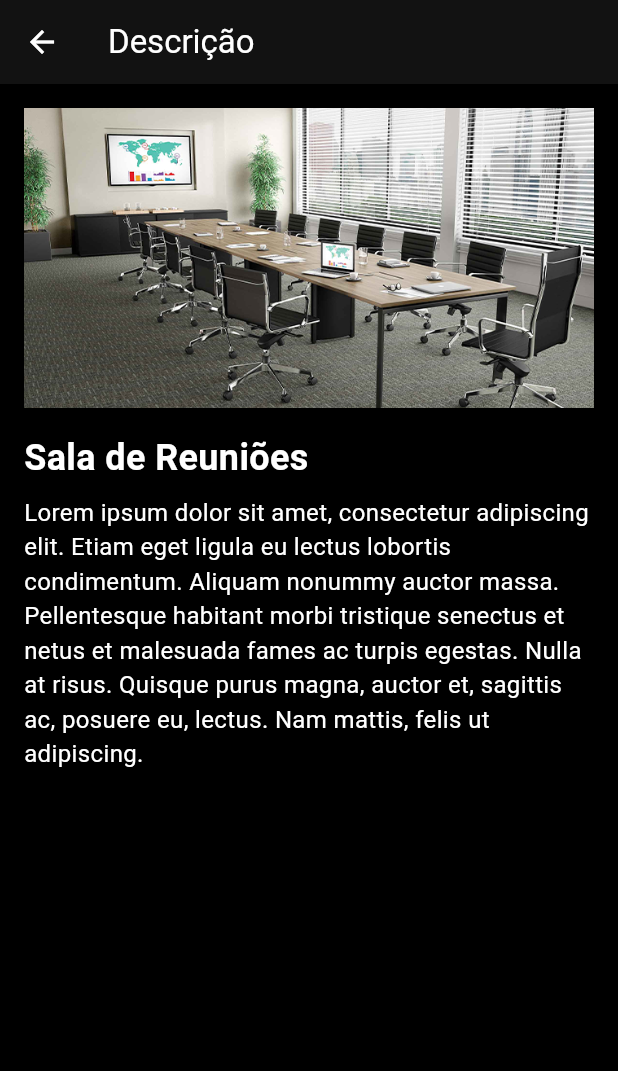
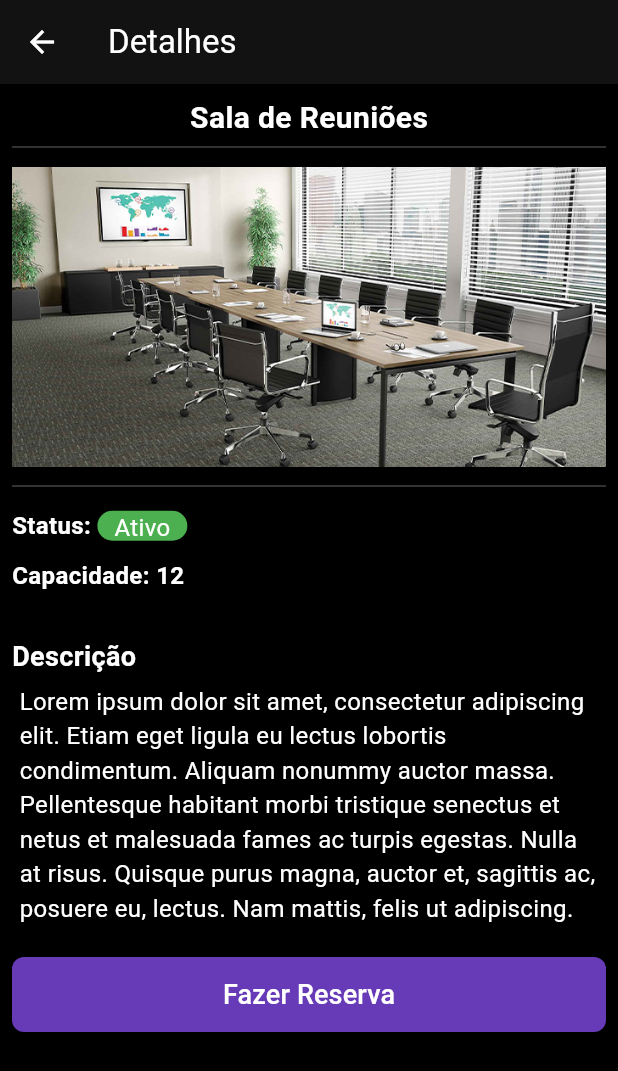
Before and after one commit to CarlosDVSS/Locate_app, a Flutter app: the screen it shows after launch, after a tap on "Sala de Reuniões", on a phone screen of 412 x 824 dp. Shown: the top 1071 px of the screen. Run offline on Flutter 3.47's test engine with Material 3 defaults, Android fonts, the light colour scheme and no system bars; our stand-ins replace firebase_auth, firebase_core, flutter_riverpod, google_sign_in; accounts and stored records are empty.

Commit message:
Add tela de detalhes e reserva

```diff
--- a/lib/screens/space_description_screen.dart
+++ b/lib/screens/space_description_screen.dart
@@ -1,47 +1,119 @@
 import 'package:flutter/material.dart';
+import 'package:locate_app/screens/booking_screen.dart';
 
 class SpaceDescription extends StatelessWidget {
   final String name;
   final String description;
   final String imageUri;
+  final int capacity;
+  final bool active;
 
   const SpaceDescription({
     super.key,
     required this.name,
     required this.description,
     required this.imageUri,
+    required this.capacity,
+    required this.active,
   });
 
   @override
   Widget build(BuildContext context) {
     return Scaffold(
       appBar: AppBar(
-        title: const Text('Descrição'),
+        title: const Text('Detalhes'),
       ),
       body: SingleChildScrollView(
         child: Padding(
-          padding: const EdgeInsets.all(16),
+          padding: const EdgeInsets.all(8),
           child: Column(
             crossAxisAlignment: CrossAxisAlignment.start,
             children: [
+              Center(
+                child: Text(
+                  name,
+                  style: const TextStyle(
+                    fontSize: 20,
+                    fontWeight: FontWeight.bold,
+                  ),
+                ),
+              ),
+
+              Divider(height: 10, color: Colors.grey[800]),
+              const SizedBox(height: 8),
+
               Image.asset(
                 imageUri,
                 width: double.infinity,
                 height: 200,
                 fit: BoxFit.cover,
               ),
-              const SizedBox(height: 16),
-              Text(
-                name,
-                style: const TextStyle(
-                  fontSize: 24,
-                  fontWeight: FontWeight.bold,
+
+              const SizedBox(height: 8),
+              Divider(height: 10, color: Colors.grey[800],),
+
+              Padding(
+                padding: const EdgeInsets.symmetric(vertical: 10),
+                child: Row(
+                  children: [
+                    const Text(
+                      'Status: ',
+                      style: TextStyle(fontSize: 16, fontWeight: FontWeight.bold),
+                    ),
+                    Container(
+                      height: 20,
+                      width: 60,
+                      decoration: BoxDecoration(
+                        borderRadius: BorderRadius.circular(10),
+                        color: active ? Colors.green : Colors.red
+                      ),
+                      child: Center(
+                        child: Text(
+                          active ? 'Ativo' : 'Inativo'
+                        ),
+                      ),
+                    ),
+                  ],
                 ),
               ),
-              const SizedBox(height: 8),
-              Text(
-                description,
-                style: const TextStyle(fontSize: 16),
+              Padding(
+                padding: const EdgeInsets.only(bottom: 30),
+                child: Text(
+                  'Capacidade: $capacity',
+                  style: const TextStyle(fontSize: 16, fontWeight: FontWeight.bold),
+                )
+              ),
+              const Text(
+                'Descrição',
+                style: TextStyle(fontSize: 18, fontWeight: FontWeight.bold),
+              ),
+              Padding(
+                padding: const EdgeInsets.all(5),
+                child: Text(
+                  description,
+                  style: const TextStyle(fontSize: 16),
+                ),
+              ),
+              Padding(
+                padding: const EdgeInsets.only(top: 16),
+                child: ElevatedButton(
+                  onPressed: (){
+                    Navigator.push(
+                      context,
+                      MaterialPageRoute(builder: (context) => const BookingScreen()
+                    )
+                );
+                  },
+                  child: const Center(
+                    child: Text(
+                      'Fazer Reserva',
+                      style: TextStyle(
+                        color: Colors.white,
+                        fontSize: 18
+                      ),
+                    ),
+                  ),
+                )
               )
             ],
           ),
--- a/lib/screens/tabs/home_tab.dart
+++ b/lib/screens/tabs/home_tab.dart
@@ -34,7 +34,9 @@ class HomeTab extends StatelessWidget {
                     SpaceDescription(
                       name: space.name,
                       description: space.description,
-                      imageUri: space.imageUri
+                      imageUri: space.imageUri,
+                      capacity: space.capacity,
+                      active: space.active,
                     ))
                 )
               },
```
Also changed, not shown: lib/screens/booking_screen.dart (added, +138 -0 lines).
